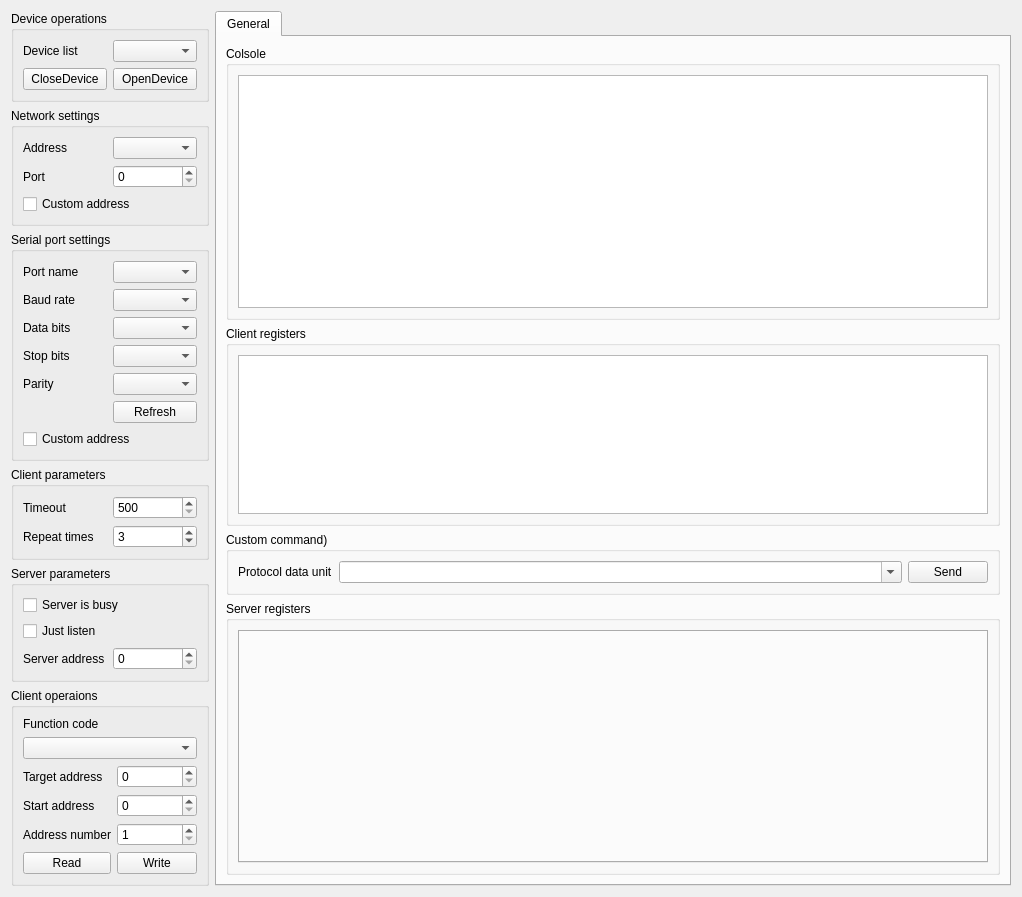
x-tools-author/x-tools, file src/modbusui/SAKModbusUi.ui: the form before one commit.
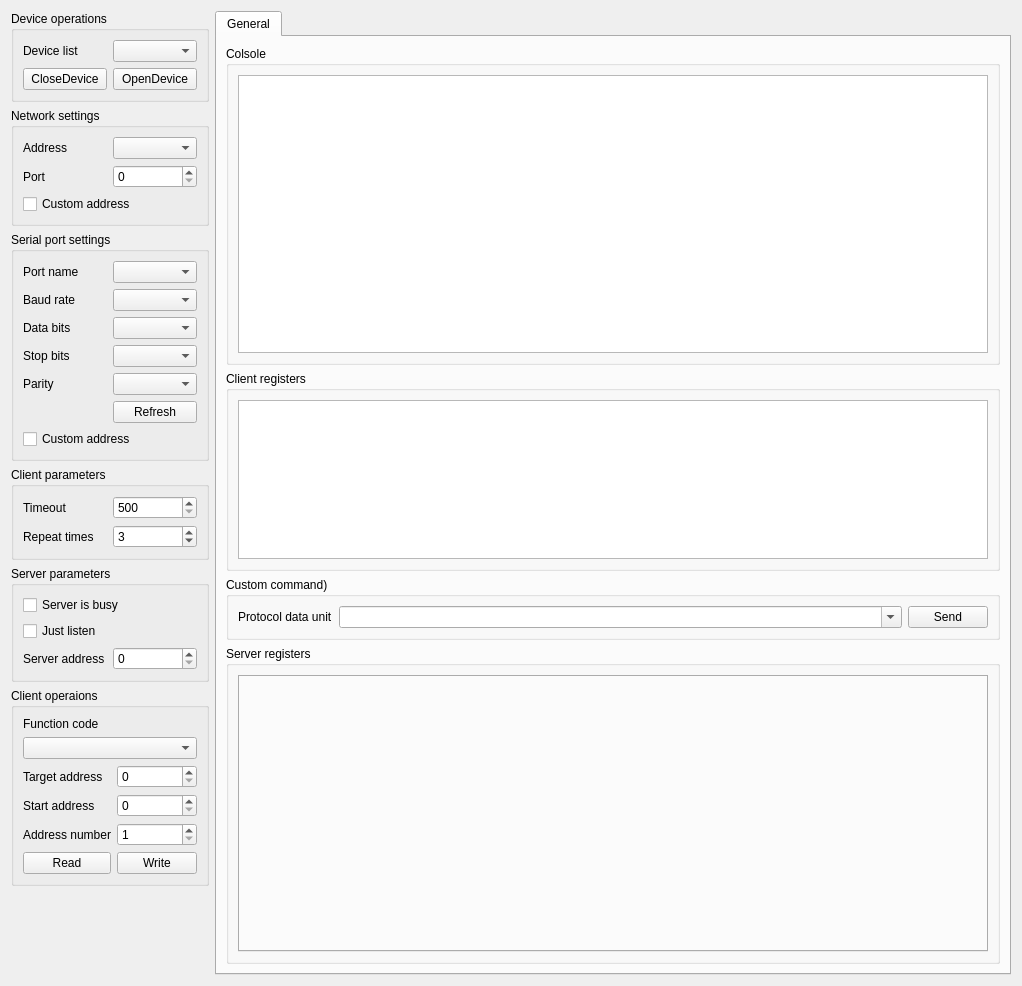
The form after the commit.

The edit to the form file:
```diff
--- a/src/modbusui/SAKModbusUi.ui
+++ b/src/modbusui/SAKModbusUi.ui
@@ -7,7 +7,7 @@
     <x>0</x>
     <y>0</y>
     <width>1022</width>
-    <height>793</height>
+    <height>986</height>
    </rect>
   </property>
   <property name="windowTitle">
```
Left out of the diff: 4 changed lines with no effect on the pictures.
